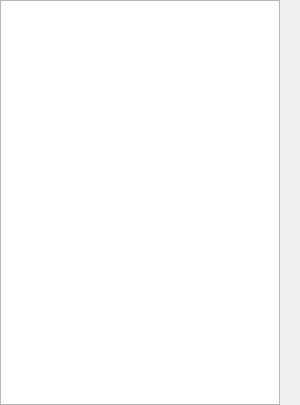
Old version of the form zentaosettinglist.ui in the repository easysoft/zenshot.
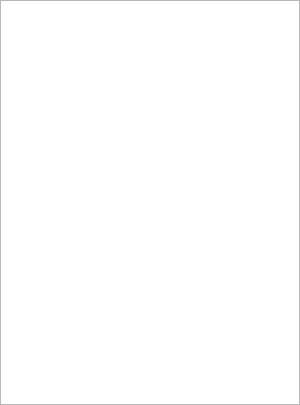
New version of the form.

Diff of the .ui file:
```diff
--- a/zentaosettinglist.ui
+++ b/zentaosettinglist.ui
@@ -18,7 +18,7 @@
     <rect>
      <x>0</x>
      <y>0</y>
-     <width>280</width>
+     <width>300</width>
      <height>405</height>
     </rect>
    </property>
@@ -34,6 +34,9 @@
    <property name="autoScrollMargin">
     <number>8</number>
    </property>
+   <property name="viewMode">
+    <enum>QListView::ListMode</enum>
+   </property>
   </widget>
  </widget>
  <resources/>
```
